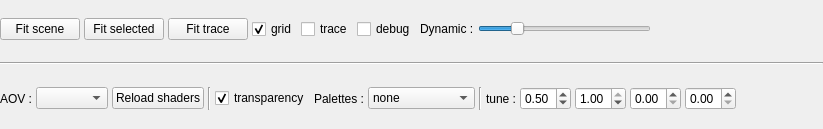
T-PLAY/hub, file applications/viewer/libViewer/Form3DToolBox.ui: the form before one commit.
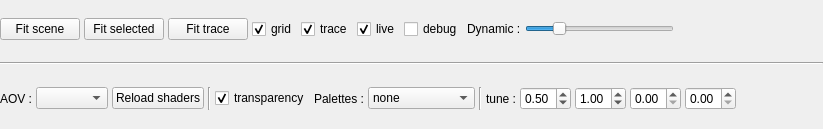
The form after the commit.

Diff of the .ui file:
```diff
--- a/applications/viewer/libViewer/Form3DToolBox.ui
+++ b/applications/viewer/libViewer/Form3DToolBox.ui
@@ -73,6 +73,19 @@
        <property name="text">
         <string>trace</string>
        </property>
+       <property name="checked">
+        <bool>true</bool>
+       </property>
+      </widget>
+     </item>
+     <item>
+      <widget class="QCheckBox" name="checkBox_live">
+       <property name="text">
+        <string>live</string>
+       </property>
+       <property name="checked">
+        <bool>true</bool>
+       </property>
       </widget>
      </item>
      <item>
@@ -246,7 +259,7 @@
      <item>
       <widget class="QDoubleSpinBox" name="doubleSpinBox_tune2">
        <property name="maximum">
-        <double>1.000000000000000</double>
+        <double>2.000000000000000</double>
        </property>
        <property name="singleStep">
         <double>0.050000000000000</double>
```
